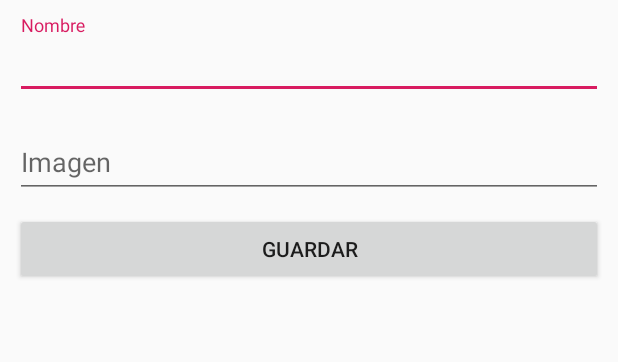
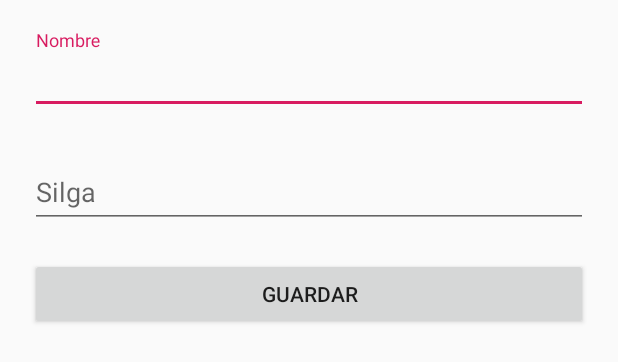
Before and after one commit to frankdevelopero/App02-NotasU-Realm-Kotlin, an Android app: the layout nueva_materia_dialog.xml on its own in the app's theme, with its tools: preview values and no code run, on a phone screen of 412 x 824 dp. Shown: the top 362 px of the screen. Run offline under Robolectric (Android 15) with nearby library versions, the phone set to English and light mode, and no system bars.

```diff
--- a/app/build.gradle
+++ b/app/build.gradle
@@ -13,7 +13,7 @@ android {
     compileSdkVersion 28
     defaultConfig {
         applicationId "com.frankdeveloper.notasu"
-        minSdkVersion 14
+        minSdkVersion 17
         targetSdkVersion 28
         versionCode 1
         versionName "1.0"
--- a/app/src/main/java/com/frankdeveloper/notasu/MiAplicacion.kt
+++ b/app/src/main/java/com/frankdeveloper/notasu/MiAplicacion.kt
@@ -28,6 +28,7 @@ class MiAplicacion : Application() {
     private fun configurarRealm() {
         val config = RealmConfiguration.Builder()
             .name("DB_NotasU")
+            .deleteRealmIfMigrationNeeded()
             .build()
         Realm.setDefaultConfiguration(config)
     }
--- a/app/src/main/res/layout/nueva_materia_dialog.xml
+++ b/app/src/main/res/layout/nueva_materia_dialog.xml
@@ -1,8 +1,9 @@
 <?xml version="1.0" encoding="utf-8"?>
-<LinearLayout xmlns:android="http://schemas.android.com/apk/res/android"
+<LinearLayout
+    xmlns:android="http://schemas.android.com/apk/res/android"
     android:layout_width="match_parent"
     android:layout_height="wrap_content"
-    android:layout_margin="@dimen/margin_materia"
+    android:padding="@dimen/margin_materia"
     android:orientation="vertical">
 
     <android.support.design.widget.TextInputLayout
@@ -10,30 +11,33 @@
         android:layout_height="wrap_content">
 
         <EditText
-            android:hint="@string/hint_nombre_materia"
+            android:id="@+id/edtNombreMateria"
             android:layout_width="match_parent"
             android:layout_height="wrap_content"
+            android:hint="@string/hint_nombre_materia"
             android:inputType="text" />
 
     </android.support.design.widget.TextInputLayout>
 
     <android.support.design.widget.TextInputLayout
-        android:layout_marginTop="@dimen/margin_materia"
         android:layout_width="match_parent"
-        android:layout_height="wrap_content">
+        android:layout_height="wrap_content"
+        android:layout_marginTop="@dimen/margin_materia">
 
         <EditText
-            android:hint="@string/hint_imagen_materia"
+            android:id="@+id/edtSiglaMateria"
             android:layout_width="match_parent"
             android:layout_height="wrap_content"
+            android:hint="@string/hint_sigla_materia"
             android:inputType="text" />
 
     </android.support.design.widget.TextInputLayout>
 
     <Button
+        android:id="@+id/btnGuardarMateria"
+        android:layout_width="match_parent"
+        android:layout_height="wrap_content"
         android:layout_marginTop="@dimen/margin_materia"
-        android:text="@string/guardar_materia"
-        android:layout_width="match_parent"
-        android:layout_height="wrap_content" />
+        android:text="@string/guardar_materia" />
 
 </LinearLayout>
--- a/app/src/main/res/values/colors.xml
+++ b/app/src/main/res/values/colors.xml
@@ -3,4 +3,5 @@
     <color name="colorPrimary">#008577</color>
     <color name="colorPrimaryDark">#00574B</color>
     <color name="colorAccent">#D81B60</color>
+    <color name="white">#FFFFFF</color>
 </resources>
--- a/app/src/main/res/values/dimens.xml
+++ b/app/src/main/res/values/dimens.xml
@@ -1,6 +1,6 @@
 <?xml version="1.0" encoding="utf-8"?>
 <resources>
 
-    <dimen name="margin_materia">10dp</dimen>
+    <dimen name="margin_materia">20dp</dimen>
 
 </resources>
--- a/app/src/main/res/values/strings.xml
+++ b/app/src/main/res/values/strings.xml
@@ -1,6 +1,6 @@
 <resources>
     <string name="app_name">Notas U</string>
     <string name="hint_nombre_materia">Nombre</string>
-    <string name="hint_imagen_materia">Imagen</string>
+    <string name="hint_sigla_materia">Silga</string>
     <string name="guardar_materia">Guardar</string>
 </resources>
```
Also changed, not shown: app/src/main/java/com/frankdeveloper/notasu/MainActivity.kt (+32 -2 lines), app/src/main/java/com/frankdeveloper/notasu/adaptadores/MateriaAdaptador.kt (added, +30 -0 lines), app/src/main/java/com/frankdeveloper/notasu/adaptadores/Prueba.kt (added, +46 -0 lines), app/src/main/java/com/frankdeveloper/notasu/modelos/MateriaModelo.kt (+7 -3 lines), app/src/main/java/com/frankdeveloper/notasu/modelos/NotaModelo.kt (+7 -1 lines), app/src/main/res/layout/materia_list.xml (added, +33 -0 lines).
